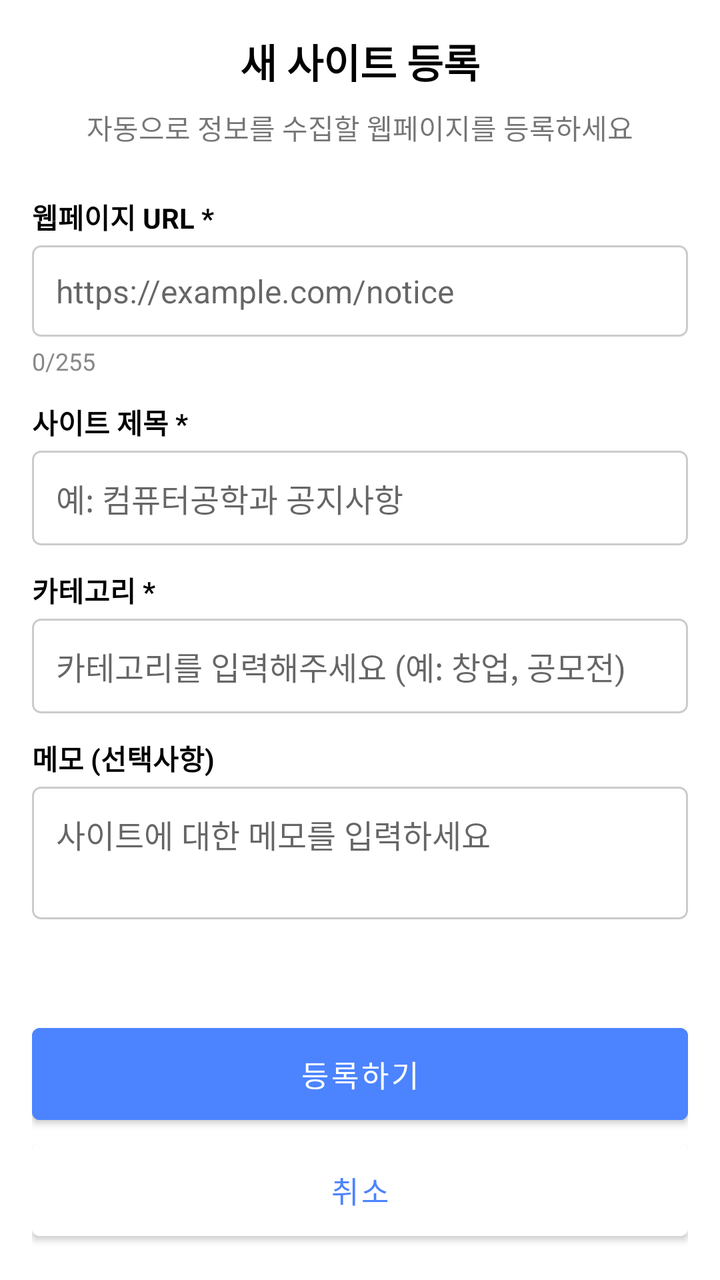
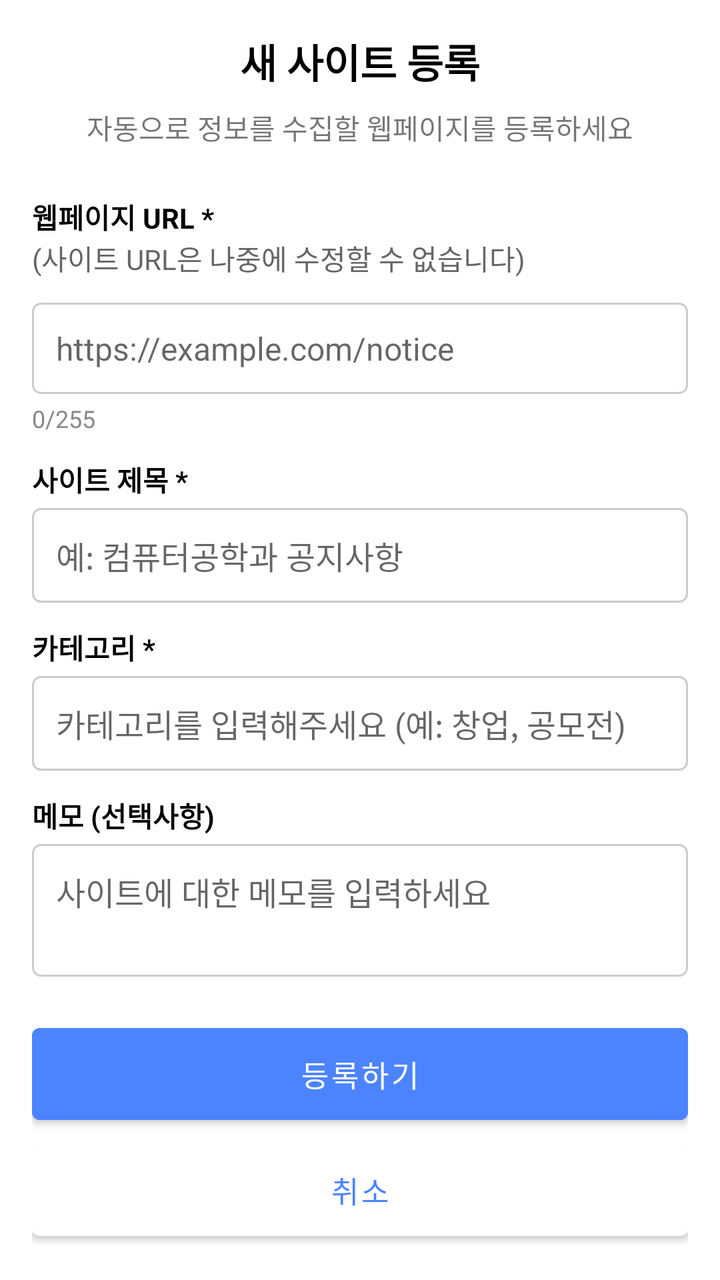

The first picture is an Android layout as it rendered before a commit; the second is the same layout after the commit. The layout source and the unified diff follow.
<!-- AndroidManifest.xml: application theme Theme.mobile_android -->
<!-- res/layout/activity_add_site.xml -->
<?xml version="1.0" encoding="utf-8"?>
<LinearLayout xmlns:android="http://schemas.android.com/apk/res/android"
    xmlns:app="http://schemas.android.com/apk/res-auto"
    xmlns:tools="http://schemas.android.com/tools"
    android:layout_width="match_parent"
    android:layout_height="match_parent"
    android:orientation="vertical"
    android:fitsSystemWindows="true"
    android:background="@android:color/white"
    tools:context="com.example.mobile_android.ui.site.AddSiteActivity">

    
    <LinearLayout
        android:layout_width="match_parent"
        android:layout_height="match_parent"
        android:orientation="vertical"
        android:padding="16dp">

        
        <TextView
            android:layout_width="wrap_content"
            android:layout_height="wrap_content"
            android:text="@string/add_site_title"
            android:textSize="20sp"
            android:textStyle="bold"
            android:textColor="@android:color/black"
            android:layout_gravity="center_horizontal" />

        
        <TextView
            android:layout_width="wrap_content"
            android:layout_height="wrap_content"
            android:text="@string/add_site_description"
            android:layout_gravity="center_horizontal"
            android:layout_marginTop="8dp"
            android:layout_marginBottom="24dp" />

        
        <TextView
            android:id="@+id/tv_site_url_label"
            android:layout_width="wrap_content"
            android:layout_height="wrap_content"
            android:text="@string/add_site_url_label"
            android:textSize="14sp"
            android:textStyle="bold"
            android:textColor="@android:color/black" />

        <LinearLayout
            android:layout_width="match_parent"
            android:layout_height="wrap_content"
            android:orientation="horizontal"
            android:layout_marginTop="4dp">

            <EditText
                android:id="@+id/et_url"
                android:layout_width="0dp"
                android:layout_height="wrap_content"
                android:layout_weight="1"
                android:hint="@string/add_site_url_hint"
                android:textSize="16sp"
                android:background="@drawable/edittext_background"
                android:padding="12dp"
                android:maxLength="@integer/site_url_max_length"
                android:inputType="textUri" />
        </LinearLayout>

        <TextView
            android:id="@+id/tv_url_counter"
            android:layout_width="wrap_content"
            android:layout_height="wrap_content"
            android:layout_marginTop="4dp"
            android:textColor="#888888"
            android:textSize="12sp"
            android:text="0/255" />

        
        <TextView
            android:id="@+id/tv_site_name_label"
            android:layout_width="wrap_content"
            android:layout_height="wrap_content"
            android:text="사이트 제목 *"
            android:textSize="14sp"
            android:textStyle="bold"
            android:textColor="@android:color/black"
            android:layout_marginTop="12dp" />

        <EditText
            android:id="@+id/et_site_name"
            android:layout_width="match_parent"
            android:layout_height="wrap_content"
            android:hint="@string/add_site_name_hint"
            android:textSize="16sp"
            android:layout_marginTop="4dp"
            android:background="@drawable/edittext_background"
            android:padding="12dp"
            android:inputType="textCapSentences"/>

        
        <TextView
            android:id="@+id/tv_category_label"
            android:layout_width="wrap_content"
            android:layout_height="wrap_content"
            android:text="@string/add_site_category_label"
            android:textSize="14sp"
            android:textStyle="bold"
            android:textColor="@android:color/black"
            android:layout_marginTop="12dp" />

        <EditText
            android:id="@+id/et_category"
            android:layout_width="match_parent"
            android:layout_height="wrap_content"
            android:hint="카테고리를 입력해주세요 (예: 창업, 공모전)"
            android:textSize="16sp"
            android:layout_marginTop="4dp"
            android:background="@drawable/edittext_background"
            android:padding="12dp"
            android:inputType="text"
            android:maxLength="50"
            android:imeOptions="actionNext" />

        
        <TextView
            android:layout_width="wrap_content"
            android:layout_height="wrap_content"
            android:text="메모 (선택사항)"
            android:textSize="14sp"
            android:textStyle="bold"
            android:textColor="@android:color/black"
            android:layout_marginTop="12dp" />

        <EditText
            android:id="@+id/et_memo"
            android:layout_width="match_parent"
            android:layout_height="wrap_content"
            android:hint="사이트에 대한 메모를 입력하세요"
            android:textSize="16sp"
            android:layout_marginTop="4dp"
            android:background="@drawable/edittext_background"
            android:padding="12dp"
            android:inputType="textMultiLine"
            android:minLines="2"
            android:maxLines="4"
            android:gravity="top"/>

        
        <ProgressBar
            android:id="@+id/loadingProgressBar"
            style="?android:attr/progressBarStyleLarge"
            android:layout_width="wrap_content"
            android:layout_height="wrap_content"
            android:layout_gravity="center"
            android:layout_marginTop="24dp"
            android:visibility="gone" />

        
        <View
            android:layout_width="0dp"
            android:layout_height="0dp"
            android:layout_weight="1" />

        
        <Button
            android:id="@+id/btn_register"
            style="@style/Widget.MaterialComponents.Button"
            android:layout_width="match_parent"
            android:layout_height="wrap_content"
            android:text="@string/add_site_register_button"
            android:textSize="15sp"
            android:paddingTop="12dp"
            android:paddingBottom="12dp"
            android:backgroundTint="@color/accent_color" />

        <Button
            android:id="@+id/btn_cancel"
            style="@style/Widget.MaterialComponents.Button"
            android:layout_width="match_parent"
            android:layout_height="wrap_content"
            android:text="@string/add_site_cancel_button"
            android:textColor="@color/accent_color"
            android:textSize="15sp"
            android:paddingTop="12dp"
            android:paddingBottom="12dp"
            android:backgroundTint="@color/brand_color2" />

    </LinearLayout>
</LinearLayout>
<!-- resources referenced by this layout -->
<resources>
  <color name="accent_color">#4C84FF</color>
  <color name="brand_color2">#FFFFFF</color>
  <!-- drawable edittext_background (drawable) -->
  <?xml version="1.0" encoding="utf-8"?>
  <shape xmlns:android="http://schemas.android.com/apk/res/android">
      <solid android:color="#FFFFFF" />
      <stroke
          android:width="1dp"
          android:color="#CCCCCC" />
      <corners android:radius="4dp" />
  </shape>
  <integer name="site_url_max_length">255</integer>
  <string name="add_site_cancel_button">취소</string>
  <string name="add_site_category_label">카테고리 *</string>
  <string name="add_site_description">자동으로 정보를 수집할 웹페이지를 등록하세요</string>
  <string name="add_site_name_hint">예: 컴퓨터공학과 공지사항</string>
  <string name="add_site_register_button">등록하기</string>
  <string name="add_site_title">새 사이트 등록</string>
  <string name="add_site_url_hint">https://example.com/notice</string>
  <string name="add_site_url_label">웹페이지 URL *</string>
  <style name="Theme.mobile_android" parent="Base.Theme.mobile_android" />
  <style name="Base.Theme.mobile_android" parent="Theme.MaterialComponents.DayNight.NoActionBar">
          
  
          <item name="colorPrimary">@color/login_bg1</item>
          <item name="colorPrimaryVariant">@color/login_bg1</item>
          <item name="colorOnPrimary">@color/white</item>
          <item name="colorSecondary">@color/login_bg2</item>
          <item name="colorSecondaryVariant">@color/login_bg2</item>
          <item name="colorOnSecondary">@color/login_bg2</item>
          <item name="android:statusBarColor">@color/login_bg1</item>
  
          
          <item name="android:windowDrawsSystemBarBackgrounds">true</item>
          <item name="android:navigationBarColor">@color/white</item>
      </style>
  <color name="login_bg1">#0B0E18</color>
  <color name="white">#FFFFFFFF</color>
  <color name="login_bg2">#673AB7</color>
</resources>

<!-- the commit's change to res/layout/activity_add_site.xml (unified diff, before → after) -->
@@ -44,6 +44,14 @@
             android:textSize="14sp"
             android:textStyle="bold"
             android:textColor="@android:color/black" />
+
+        <TextView
+            android:layout_width="wrap_content"
+            android:layout_height="wrap_content"
+            android:text="(사이트 URL은 나중에 수정할 수 없습니다)"
+            android:textColor="#666666"
+            android:textSize="14sp"
+            android:layout_marginBottom="8dp" />
 
         <LinearLayout
             android:layout_width="match_parent"
